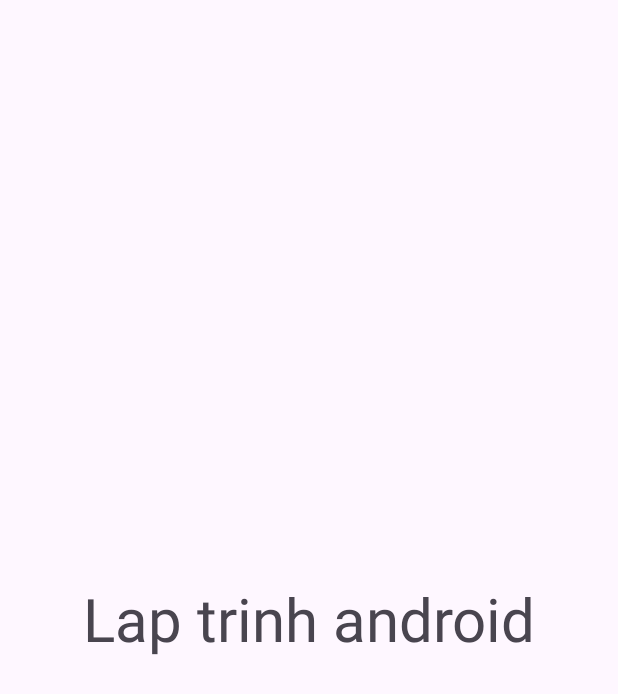
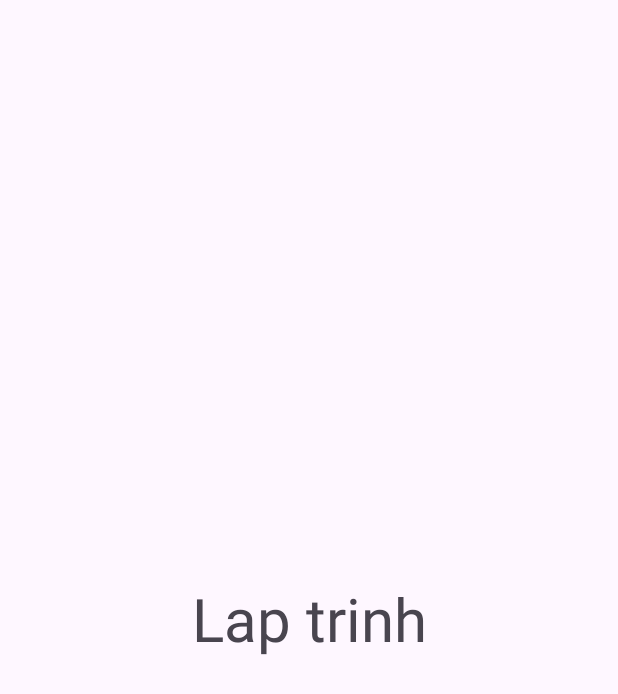
Before and after one commit to son110904/ung_dung_cua_toi, an Android app: the screen it shows after launch (MainActivity), on a phone screen of 412 x 824 dp. Shown: the top 694 px of the screen. Run offline under Robolectric (Android 15) with nearby library versions, the phone set to English and light mode, and no system bars.

Commit message:
send to me

```diff
--- a/app/clock/chuyendoidonvi/src/main/java/com/example/chuyendoidonvi/MainActivity.java
+++ b/app/clock/chuyendoidonvi/src/main/java/com/example/chuyendoidonvi/MainActivity.java
@@ -25,7 +25,7 @@ public class MainActivity extends AppCompatActivity {
         Log.d("KTQD", "Phuong thuc onCreate() duoc goi");
 
         TextView textView1 = findViewById(R.id.textView1);
-        textView1.setText("Lap trinh android");
+        textView1.setText("Lap trinh");
     }
 
     @Override
```
